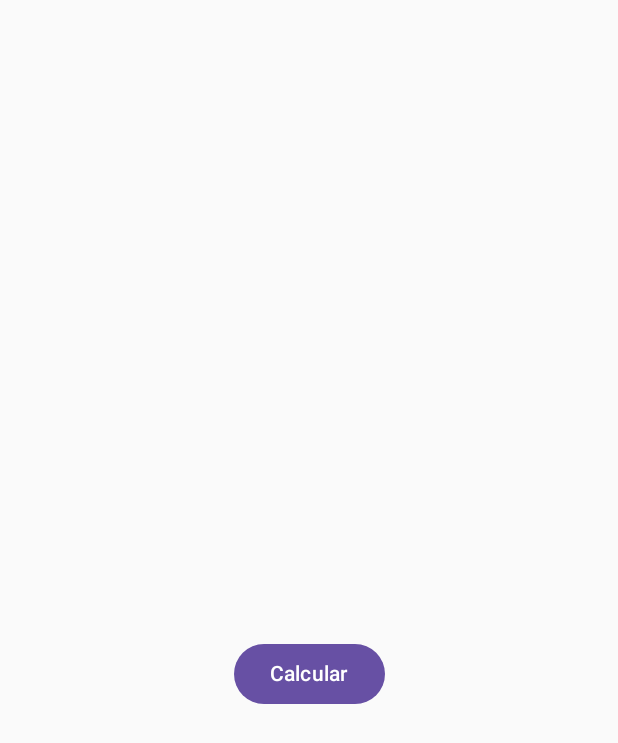
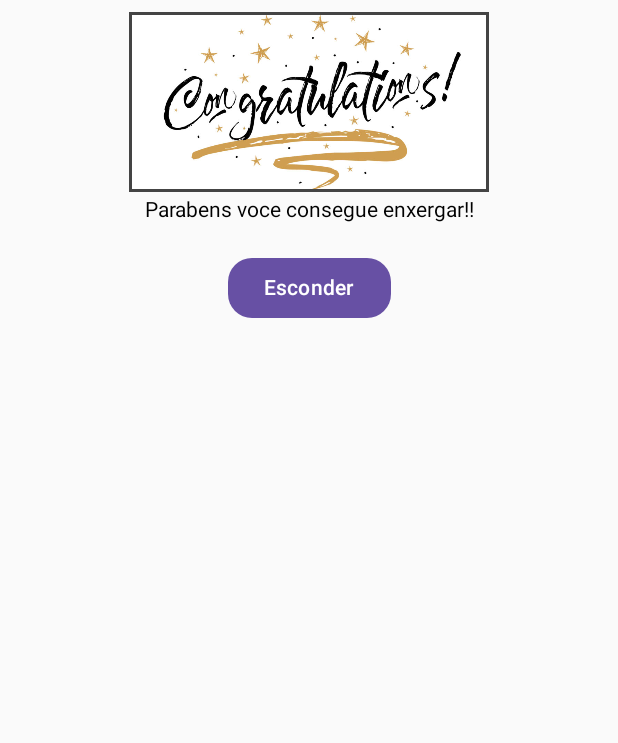
Before and after one commit to ashMatch/ComposeProject, an Android app built with Jetpack Compose: the screen it shows after launch (MainActivity), on a phone screen of 412 x 824 dp. Shown: the top 743 px of the screen. Run offline under Robolectric (Android 15) with nearby library versions, the phone set to English and light mode, and no system bars.

Commit message:
feat: toggleness of the button

```diff
--- a/app/src/main/java/com/jellyfish/composeproject/MainActivity.kt
+++ b/app/src/main/java/com/jellyfish/composeproject/MainActivity.kt
@@ -1,6 +1,7 @@
 package com.jellyfish.composeproject
 
 import android.os.Bundle
+import android.widget.Space
 import androidx.activity.ComponentActivity
 import androidx.activity.compose.setContent
 import androidx.compose.foundation.Image
@@ -25,9 +26,14 @@ import androidx.compose.ui.tooling.preview.Preview
 import androidx.compose.ui.unit.dp
 import com.jellyfish.composeproject.ui.theme.ComposeProjectTheme
 import androidx.compose.foundation.Image
+import androidx.compose.foundation.background
+import androidx.compose.foundation.border
+import androidx.compose.foundation.shape.CutCornerShape
+import androidx.compose.foundation.shape.RoundedCornerShape
 import androidx.compose.foundation.text.BasicText
 import androidx.compose.foundation.text.BasicTextField
 import androidx.compose.ui.Alignment
+import androidx.compose.ui.draw.clip
 import androidx.compose.ui.graphics.Color
 import androidx.compose.ui.res.painterResource
 import androidx.compose.ui.layout.ContentScale
@@ -39,69 +45,43 @@ class MainActivity : ComponentActivity() {
     override fun onCreate(savedInstanceState: Bundle?) {
         super.onCreate(savedInstanceState)
         setContent {
-            MassCalculatorApp()
+            togglableScreen()
         }
     }
+}
 
-    @Composable
-    private fun MassCalculatorApp() {
-        var heightInput by remember { mutableStateOf("") }
-        var weightInput by remember { mutableStateOf("") }
-        var result by remember { mutableStateOf<Int?>(null) }
-        var isSubmitted by remember { mutableStateOf(false) }
+        @Composable
+        fun togglableScreen(){
+            // Estado para controlar a visibilidade do texto e da imagem
+            var isVisible by remember { mutableStateOf(true) }
 
-        Column (
-            modifier = Modifier
-                .fillMaxSize()
-                .padding(16.dp),
-            verticalArrangement = Arrangement.Center,
-            horizontalAlignment = Alignment.CenterHorizontally
-        ){
-            if (!isSubmitted){
-                // Inputs para altura e peso
-                BasicTextField(
-                    value = heightInput,
-                    onValueChange = {heightInput = it},
-                    textStyle = TextStyle(fontSize = 18.sp, color = Color.Black),
-                    modifier = Modifier
-                        .fillMaxWidth()
-                        .padding(8.dp)
-                )
-                BasicTextField(
-                    value = weightInput,
-                    onValueChange = {weightInput = it},
-                    textStyle = TextStyle(fontSize = 18.sp, color = Color.Black),
-                    modifier = Modifier
-                        .fillMaxWidth()
-                        .padding(8.dp)
-                )
+            Column(
+                modifier = Modifier
+                    .fillMaxWidth()
+                    .padding(8.dp),
+                verticalArrangement = Arrangement.Bottom,
+                horizontalAlignment = Alignment.CenterHorizontally,
+            ){
+                if(isVisible){
+                    Image(
+                        painter = painterResource(id = R.drawable.congratulation),
+                        contentDescription = null,
+                        contentScale = ContentScale.Crop,
+                        modifier = Modifier
+                            .height(120.dp)
+                            .width(240.dp)
+                            .background(Color.DarkGray)
+                            .padding(2.dp)
+                        )
+                    Text("Parabens voce consegue enxergar!!", modifier = Modifier.padding(4.dp))
+                }
 
-                Button(onClick = {
-                    // Conversão dos valores de entrada e cálculo da massa
-                    val height = heightInput.toIntOrNull() ?: 0
-                    val weight = weightInput.toIntOrNull() ?: 0
-                    result = height*weight
-                    isSubmitted = true
-                }) {
-                    Text("Calcular")
-
+                Spacer(modifier = Modifier.height(16.dp))
+                Button(
+                    onClick = { isVisible = !isVisible },
+                    shape = RoundedCornerShape(16.dp)
+                    ) {
+                    Text(text = if (isVisible) "Esconder" else "Mostrar")
                 }
-            } else {
-                // Exibindo os valores inseridos e o resultado do cálculo
-                Text("Altura: $heightInput", fontSize = 20.sp)
-                Text("Peso: $weightInput", fontSize = 20.sp)
-                Text("Massa: ${result ?: 0}", fontSize = 24.sp, color = Color.Blue)
-
-                // Exibição da imagem logo abaixo do resultado
-                Image(
-                    painter = painterResource(id = R.drawable.inuyasha),
-                    contentDescription =null,
-                    modifier = Modifier
-                        .padding(top = 16.dp)
-                        .size(150.dp)
-                )
             }
         }
-
-    }
-}
```
Also changed, not shown: app/src/main/res/drawable/congratulation.jpeg (added).
